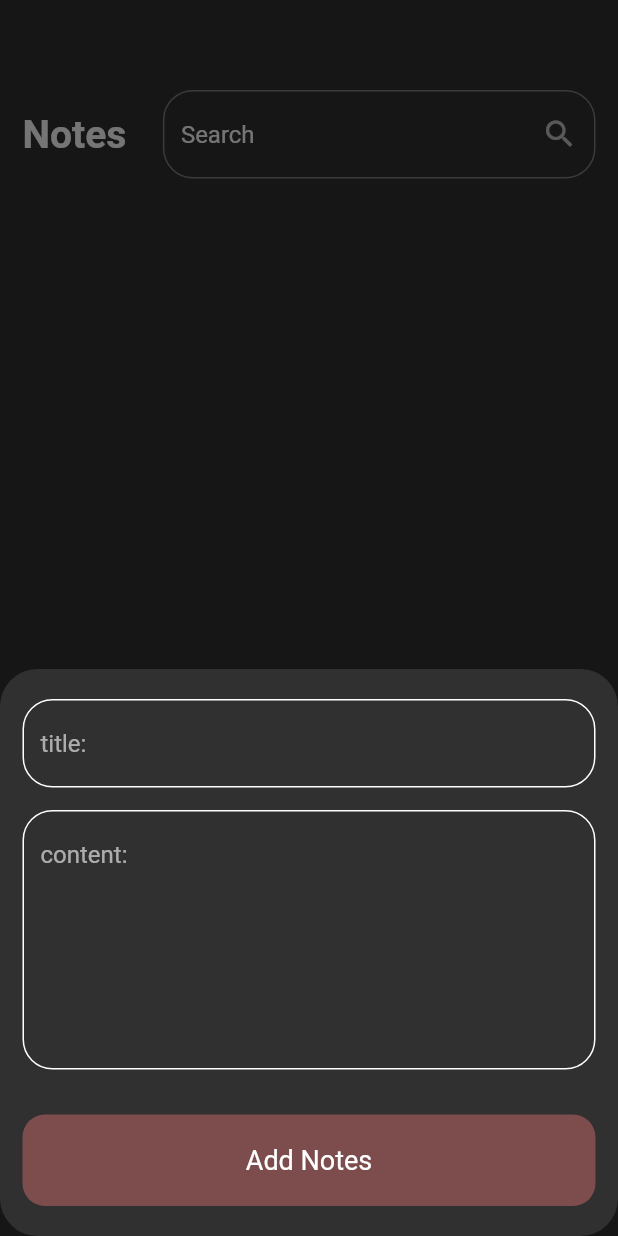
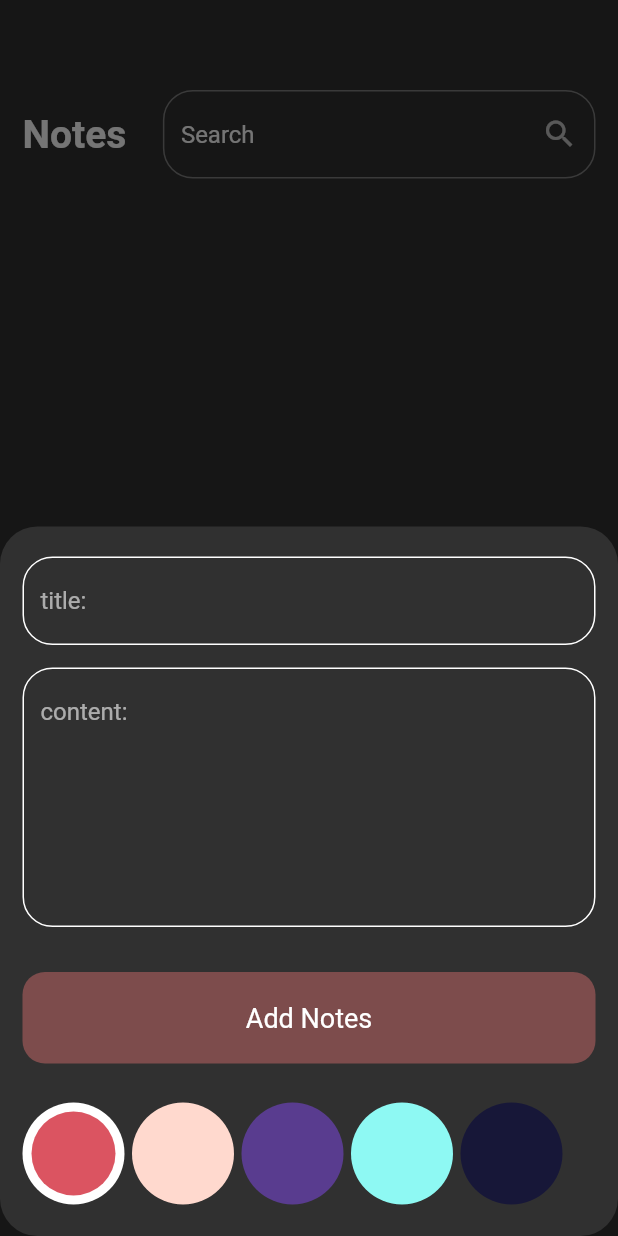
Before and after one commit to abdelrahmanGadallah94/My-Notes-App, a Flutter app: the screen it shows after launch, after a tap on an icon or button, on a phone screen of 412 x 824 dp. Run offline on Flutter 3.47's test engine with Material 2 defaults, Android fonts, the phone set to English and light mode, and no system bars; our stand-ins replace bloc, flutter_bloc, hive, hive_flutter; accounts and stored records are empty; generated files the repository leaves out were written again.

Commit message:
create notes colors buttons

```diff
--- a/lib/cubit/notes_cubit/notes_cubit.dart
+++ b/lib/cubit/notes_cubit/notes_cubit.dart
@@ -9,13 +9,10 @@ class NotesCubit extends Cubit<NotesState> {
   NotesCubit() : super(NotesInitial());
   List<NotesModel>? notes;
   fetchAllNotes() {
-    try {
       var note = Hive.box<NotesModel>(AppStrings.kNotesBox);
       notes = note.values.toList();
       emit(NotesSuccess());
-    } catch (e) {
-      debugPrint(e.toString());
-    }
+
   }
 
   void editNotesMethod(NotesModel note, TextEditingController title,
--- a/lib/model/notes_model.dart
+++ b/lib/model/notes_model.dart
@@ -10,6 +10,6 @@ class NotesModel extends HiveObject{
   @HiveField(2)
   final String date;
   @HiveField(3)
-  final int colors;
+  int colors;
   NotesModel({required this.title, required this.subtitle, required this.date, required this.colors});
 }
--- a/lib/views/settings/app_colors.dart
+++ b/lib/views/settings/app_colors.dart
@@ -4,4 +4,12 @@ class AppColors{
   static const Color kWhiteColor = Color(0xffffffff);
   static const Color kCustomCardColor = Color(0xff7d4c4c);
   static const Color kBlackColor = Color(0xff000000);
+
+  static const List<Color> kNotesColor = [
+    Color(0xffDB5461),
+    Color(0xffFFD9CE),
+    Color(0xff593C8F),
+    Color(0xff8EF9F3),
+    Color(0xff171738),
+  ];
 }
--- a/lib/views/widgets/custom_form_notes.dart
+++ b/lib/views/widgets/custom_form_notes.dart
@@ -3,6 +3,7 @@ import 'package:flutter_bloc/flutter_bloc.dart';
 import 'package:my_notes_app/cubit/add_note_cubit/add_notes_cubit.dart';
 import '../settings/app_strings.dart';
 import 'custom_button.dart';
+import 'custom_notes_color.dart';
 import 'custom_text_form_field.dart';
 
 class CustomFormNotes extends StatefulWidget {
@@ -61,6 +62,7 @@ class _CustomFormNotesState extends State<CustomFormNotes> {
                 BlocProvider.of<AddNotesCubit>(context).addNotesMethodAndValidation(title.text, content.text, context,formKey,autoValidateMode,setState);
               },
             ),
+            const CustomNotesColor(),
           ],
         ));
   }
--- /dev/null
+++ b/lib/views/widgets/custom_notes_color.dart
@@ -0,0 +1,49 @@
+import 'package:flutter/material.dart';
+import 'package:my_notes_app/views/settings/app_colors.dart';
+
+
+class CustomNotesColor extends StatefulWidget {
+  const CustomNotesColor({Key? key}) : super(key: key);
+
+  @override
+  State<CustomNotesColor> createState() => _CustomNotesColorState();
+}
+
+class _CustomNotesColorState extends State<CustomNotesColor> {
+  int currentIndex = 0;
+  @override
+  Widget build(BuildContext context) {
+    return Padding(
+      padding: const EdgeInsets.only(bottom: 20,top: 5),
+      child: SizedBox(
+        height: 70,
+        child: ListView.builder(
+          scrollDirection: Axis.horizontal,
+          itemCount: AppColors.kNotesColor.length,
+          itemBuilder: (context,index) =>
+              Padding(
+                  padding: const EdgeInsets.only(right: 5),
+                  child: GestureDetector(
+                    onTap: (){
+                      currentIndex = index;
+                      setState(() {});
+                    },
+                    child: currentIndex == index ?  CircleAvatar(
+                      radius: 34,
+                      backgroundColor: AppColors.kWhiteColor,
+                      child: CircleAvatar(
+                        radius: 28,
+                        backgroundColor: AppColors.kNotesColor[index],
+                      ),
+                    )
+                        : CircleAvatar(
+                      radius: 34,
+                      backgroundColor: AppColors.kNotesColor[index],
+                    ),
+                  )
+              ),
+        ),
+      ),
+    );
+  }
+}
```
